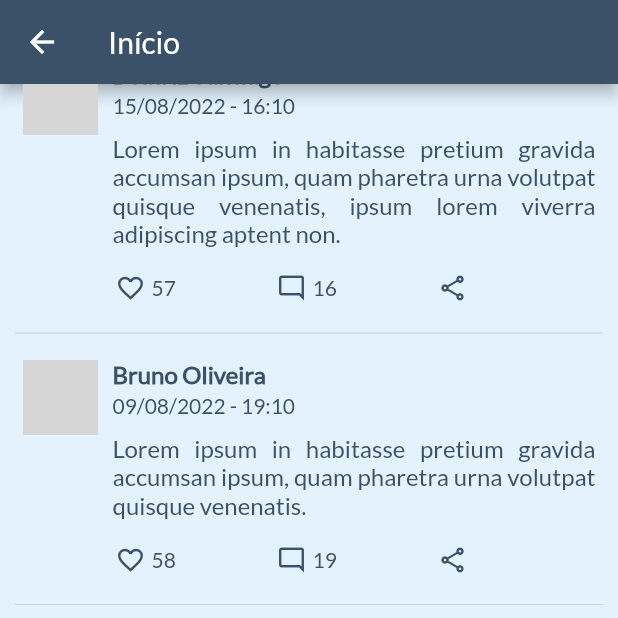
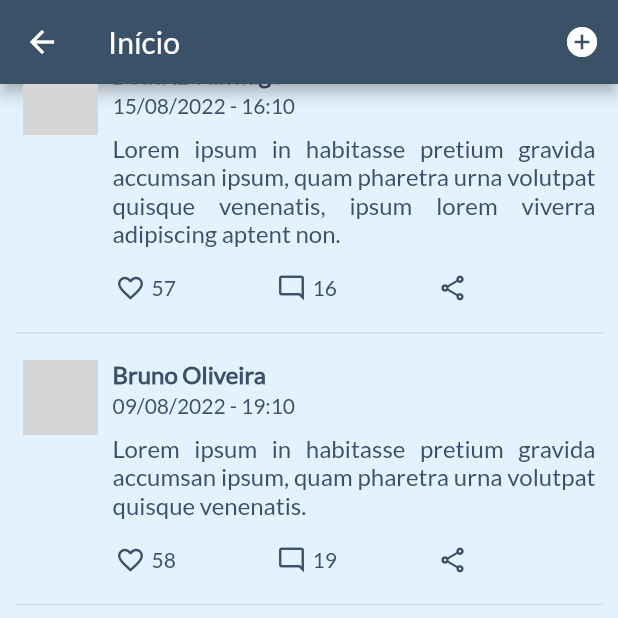
Before and after one commit to gabrielasantosfv/microblogging, a Flutter app: the TabHomePage screen opened directly, scrolled down 274 dp, on a phone screen of 412 x 824 dp, the top half of it. Run offline on Flutter 3.47's test engine with Material 2 defaults, Android fonts, the phone set to English and light mode, and no system bars; our stand-ins replace another_flushbar, date_format, flutter_mobx, flutter_modular, mobx; generated files the repository leaves out were written again; network calls fail; grey boxes are pictures that could not be loaded.

```diff
--- a/lib/app/app_module.dart
+++ b/lib/app/app_module.dart
@@ -3,6 +3,7 @@ import 'package:flutter_modular/flutter_modular.dart';
 import 'modules/create_account/create_account_module.dart';
 import 'modules/home/home_module.dart';
 import 'modules/login/login_module.dart';
+import 'modules/new_post/new_post_module.dart';
 import 'modules/splash/splash_page.dart';
 
 class AppModule extends Module {
@@ -15,5 +16,6 @@ class AppModule extends Module {
         ModuleRoute("/login", module: LoginModule()),
         ModuleRoute("/home", module: HomeModule()),
         ModuleRoute("/create_account", module: CreateAccountModule()),
+        ModuleRoute("/new_post", module: NewPostModule()),
       ];
 }
--- a/lib/app/modules/home/home_module.dart
+++ b/lib/app/modules/home/home_module.dart
@@ -10,7 +10,7 @@ class HomeModule extends Module {
   List<ModularRoute> get routes => [
         ChildRoute(
           "/",
-          child: (context, args) => const HomePage(),
+          child: (context, args) => HomePage(newPost: args.data),
         ),
       ];
 }
--- a/lib/app/modules/home/pages/tab_home.dart
+++ b/lib/app/modules/home/pages/tab_home.dart
@@ -1,13 +1,16 @@
 import 'package:flutter/material.dart';
+import 'package:flutter_modular/flutter_modular.dart';
 import 'package:microblogging/app/shared/components/card/card.dart';
 import 'package:flutter_mobx/flutter_mobx.dart';
 import 'package:microblogging/app/shared/components/text/text.dart';
 import 'package:microblogging/app/shared/utils/date_format.dart';
 
 import '../home_controller.dart';
+import '../models/post_model.dart';
 
 class TabHomePage extends StatefulWidget {
-  const TabHomePage({Key? key}) : super(key: key);
+  TabHomePage({Key? key, this.newPost}) : super(key: key);
+  News? newPost;
 
   @override
   State<TabHomePage> createState() => _TabHomePageState();
@@ -18,18 +21,30 @@ class _TabHomePageState extends State<TabHomePage> {
 
   @override
   void initState() {
+    if (widget.newPost != null) {
+      _homeController.listPublications.add(widget.newPost);
+    }
     _homeController.sortList();
     super.initState();
   }
 
   Future<void> onRefresh() async {
+    _homeController.sortList();
     await Future.delayed(const Duration(milliseconds: 1000));
   }
 
   @override
   Widget build(BuildContext context) {
     return Scaffold(
-      appBar: AppBar(title: const Text('Início')),
+      appBar: AppBar(
+        title: const Text('Início'),
+        actions: [
+          IconButton(
+            onPressed: () => Modular.to.navigate('/new_post/'),
+            icon: const Icon(Icons.add_circle),
+          )
+        ],
+      ),
       body: RefreshIndicator(
         color: const Color(0xff3b5168),
         onRefresh: () => onRefresh(),
@@ -58,17 +73,17 @@ class _TabHomePageState extends State<TabHomePage> {
       physics: const AlwaysScrollableScrollPhysics(),
       itemBuilder: (context, index) {
         return CardComponent(
-          name: _homeController.listPublications[index].user!.name,
+          name: _homeController.listPublications[index]!.user!.name,
           date: dateTimeFormat(
-            _homeController.listPublications[index].message!.createdAt,
+            _homeController.listPublications[index]!.message!.createdAt,
           ),
-          image: _homeController.listPublications[index].user!.profilePicture,
-          text: _homeController.listPublications[index].message!.content,
+          image: _homeController.listPublications[index]!.user!.profilePicture,
+          text: _homeController.listPublications[index]!.message!.content,
           numberLikes:
-              _homeController.listPublications[index].message!.numberLikes,
+              _homeController.listPublications[index]!.message!.numberLikes,
           numberComments:
-              _homeController.listPublications[index].message!.numberComments,
-          verified: _homeController.listPublications[index].user!.verified,
+              _homeController.listPublications[index]!.message!.numberComments,
+          verified: _homeController.listPublications[index]!.user!.verified,
         );
       },
     );
```
Also changed, not shown: lib/app/modules/home/home_controller.dart (+2 -59 lines), lib/app/modules/home/pages/home_page.dart (+5 -16 lines), lib/app/modules/new_post/new_post_controller.dart (added, +75 -0 lines), lib/app/modules/new_post/new_post_module.dart (added, +13 -0 lines), lib/app/modules/new_post/new_post_page.dart (renamed from lib/app/modules/home/pages/tab_new_post.dart, +20 -12 lines), lib/app/modules/home/home_controller.g.dart, lib/app/modules/new_post/new_post_controller.g.dart (added).
